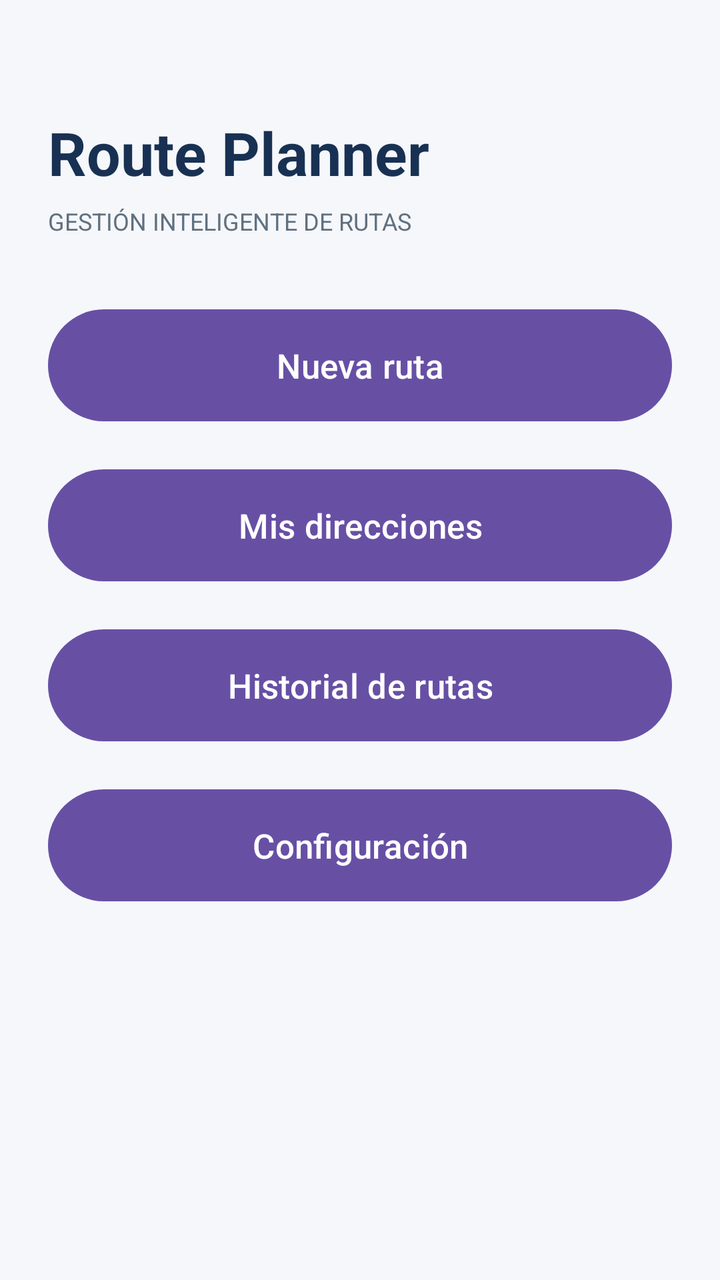
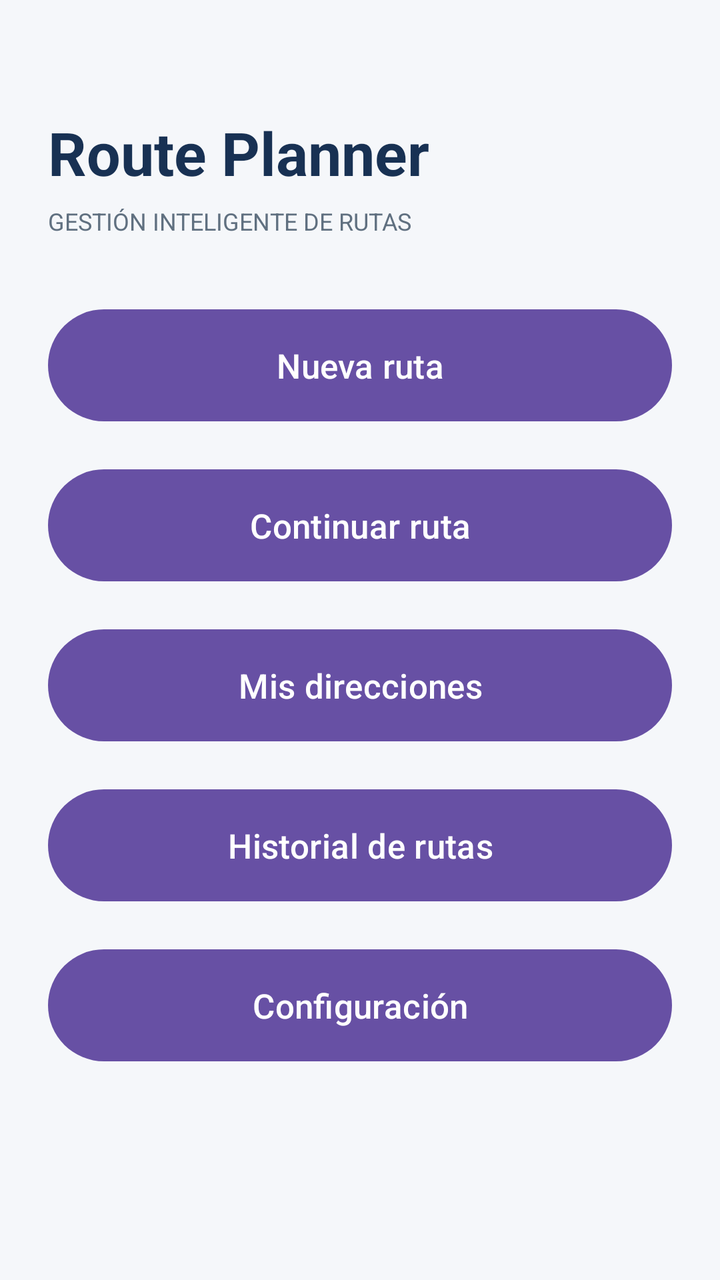

Two renders of the same Android screen: before a commit and after it. Below are the layout's source before the change and the commit's diff.
<!-- AndroidManifest.xml: application theme Theme.RoutePlanner -->
<!-- res/layout/activity_main.xml -->
<?xml version="1.0" encoding="utf-8"?>
<ScrollView xmlns:android="http://schemas.android.com/apk/res/android"
    android:layout_width="match_parent"
    android:layout_height="match_parent"
    android:fillViewport="true"
    android:background="#F5F7FA">

    <LinearLayout
        android:layout_width="match_parent"
        android:layout_height="wrap_content"
        android:orientation="vertical"
        android:padding="24dp">

        <TextView
            android:layout_width="match_parent"
            android:layout_height="wrap_content"
            android:text="Route Planner"
            android:textSize="30sp"
            android:textStyle="bold"
            android:textColor="#183153"
            android:layout_marginTop="32dp"/>

        <TextView
            android:layout_width="match_parent"
            android:layout_height="wrap_content"
            android:text="GESTIÓN INTELIGENTE DE RUTAS"
            android:textSize="12sp"
            android:textColor="#607080"
            android:layout_marginTop="6dp"
            android:layout_marginBottom="32dp"/>

        <Button
            android:id="@+id/btnNewRoute"
            android:layout_width="match_parent"
            android:layout_height="64dp"
            android:text="Nueva ruta"
            android:textSize="17sp"/>

        <Button
            android:id="@+id/btnDestinations"
            android:layout_width="match_parent"
            android:layout_height="64dp"
            android:text="Mis direcciones"
            android:textSize="17sp"
            android:layout_marginTop="16dp"/>

        <Button
            android:id="@+id/btnHistory"
            android:layout_width="match_parent"
            android:layout_height="64dp"
            android:text="Historial de rutas"
            android:textSize="17sp"
            android:layout_marginTop="16dp"/>

        <Button
            android:id="@+id/btnSettings"
            android:layout_width="match_parent"
            android:layout_height="64dp"
            android:text="Configuración"
            android:textSize="17sp"
            android:layout_marginTop="16dp"/>

    </LinearLayout>
</ScrollView>
<!-- resources referenced by this layout -->
<resources>
  <style name="Theme.RoutePlanner" parent="Base.Theme.RoutePlanner" />
  <style name="Base.Theme.RoutePlanner" parent="Theme.Material3.DayNight.NoActionBar">
          
          
      </style>
</resources>

<!-- the commit's change to res/layout/activity_main.xml (unified diff, before → after) -->
@@ -37,6 +37,14 @@
             android:textSize="17sp"/>
 
         <Button
+            android:id="@+id/btnContinueRoute"
+            android:layout_width="match_parent"
+            android:layout_height="64dp"
+            android:text="Continuar ruta"
+            android:textSize="17sp"
+            android:layout_marginTop="16dp"/>
+
+        <Button
             android:id="@+id/btnDestinations"
             android:layout_width="match_parent"
             android:layout_height="64dp"
